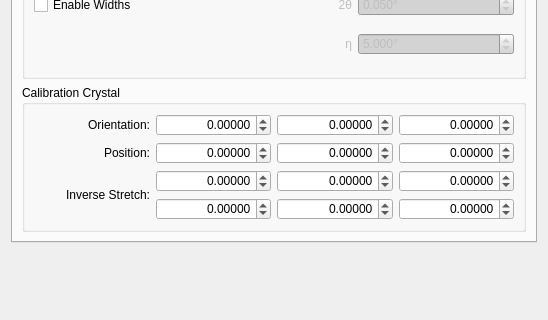
Before: the Qt Designer form hexrd/ui/resources/ui/overlay_editor.ui in HEXRD/hexrdgui, drawn with Qt 5; both pictures show x 0 to 548 and y 148 to 468 of the 548 by 468 pixel window.
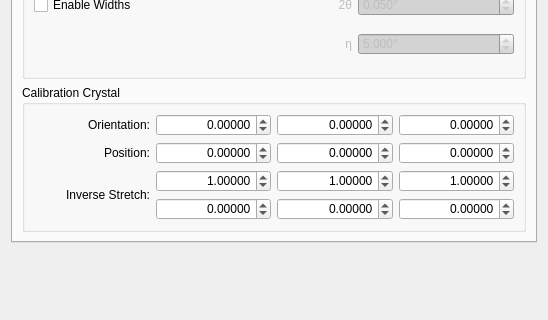
After: the same form once the commit is applied. The open tabs and pages were chosen to show the change.

Commit message:
Use 1 as default for first three inverse stretches
This matches what hexrd does...

Patch:
```diff
--- a/hexrd/ui/resources/ui/overlay_editor.ui
+++ b/hexrd/ui/resources/ui/overlay_editor.ui
@@ -124,6 +124,9 @@
             <property name="singleStep">
              <double>0.100000000000000</double>
             </property>
+            <property name="value">
+             <double>1.000000000000000</double>
+            </property>
            </widget>
           </item>
           <item row="0" column="2">
@@ -196,6 +199,9 @@
             <property name="singleStep">
              <double>0.100000000000000</double>
             </property>
+            <property name="value">
+             <double>1.000000000000000</double>
+            </property>
            </widget>
           </item>
           <item row="3" column="3">
@@ -318,6 +324,9 @@
             <property name="singleStep">
              <double>0.100000000000000</double>
             </property>
+            <property name="value">
+             <double>1.000000000000000</double>
+            </property>
            </widget>
           </item>
           <item row="0" column="1">
```
